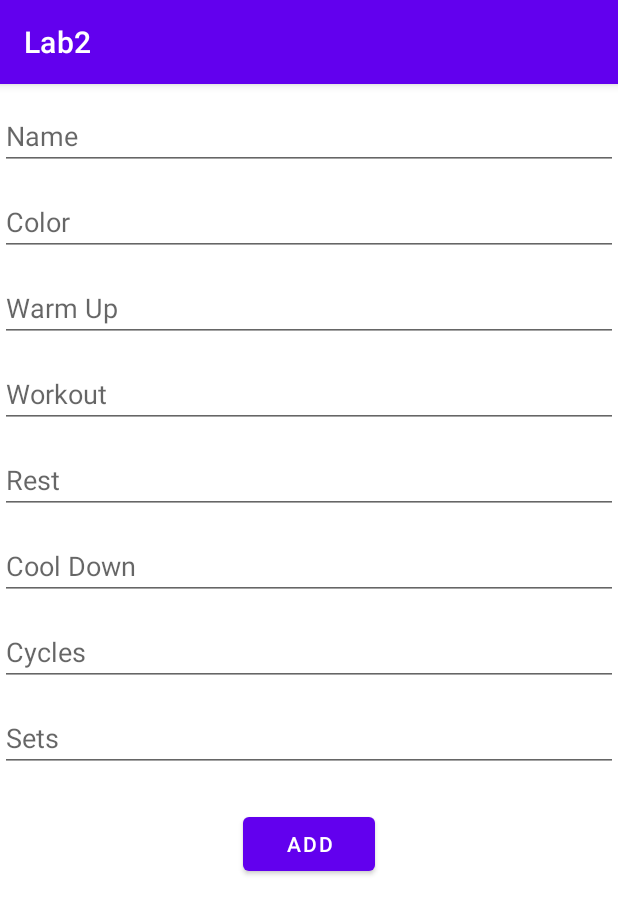
After one commit to vlaad01/software_design, an Android app: the AddFragment screen opened through its navigation route, on a phone screen of 412 x 824 dp. The commit adds this screen. Shown: the top 914 px of the screen. Run offline under Robolectric (Android 15) with nearby library versions, the phone set to English and light mode, and no system bars; our stand-ins replace navigation-ui; 3 statements that could not run were skipped.

Commit message:
Add Add, List fragments

```diff
--- /dev/null
+++ b/Lab2/app/src/main/java/com/example/lab2/AddFragment.kt
@@ -0,0 +1,21 @@
+package com.example.lab2
+
+import android.os.Bundle
+import androidx.fragment.app.Fragment
+import android.view.LayoutInflater
+import android.view.View
+import android.view.ViewGroup
+import com.example.lab2.R
+
+class AddFragment : Fragment() {
+
+    override fun onCreateView(
+        inflater: LayoutInflater, container: ViewGroup?,
+        savedInstanceState: Bundle?
+    ): View? {
+        // Inflate the layout for this fragment
+        val view = inflater.inflate(R.layout.fragment_add, container, false)
+
+        return view
+    }
+}
--- /dev/null
+++ b/Lab2/app/src/main/java/com/example/lab2/ListFragment.kt
@@ -0,0 +1,32 @@
+package com.example.lab2
+
+import android.os.Bundle
+import androidx.fragment.app.Fragment
+import android.view.LayoutInflater
+import android.view.View
+import android.view.ViewGroup
+import androidx.navigation.fragment.findNavController
+import com.example.lab2.R
+import com.example.lab2.databinding.FragmentListBinding
+
+class ListFragment : Fragment() {
+    private var _binding: FragmentListBinding? = null
+    private val binding get() = _binding!!
+
+    override fun onCreateView(
+        inflater: LayoutInflater, container: ViewGroup?,
+        savedInstanceState: Bundle?
+    ): View {
+        // Inflate the layout for this fragment
+        _binding = FragmentListBinding.inflate(inflater, container, false)
+        _binding!!.floatingActionButton.setOnClickListener{
+            findNavController().navigate(R.id.action_listFragment_to_addFragment)
+        }
+        return _binding!!.root
+    }
+
+    override fun onDestroy() {
+        super.onDestroy()
+        _binding = null
+    }
+}
--- a/Lab2/app/src/main/java/com/example/lab2/MainActivity.kt
+++ b/Lab2/app/src/main/java/com/example/lab2/MainActivity.kt
@@ -1,9 +1,13 @@
 package com.example.lab2
 
+import android.os.Binder
 import androidx.appcompat.app.AppCompatActivity
 import android.os.Bundle
+import androidx.navigation.findNavController
+import androidx.navigation.ui.setupActionBarWithNavController
 
 class MainActivity : AppCompatActivity() {
+
     override fun onCreate(savedInstanceState: Bundle?) {
         super.onCreate(savedInstanceState)
         setContentView(R.layout.activity_main)
--- a/Lab2/app/src/main/res/layout/activity_main.xml
+++ b/Lab2/app/src/main/res/layout/activity_main.xml
@@ -6,13 +6,16 @@
     android:layout_height="match_parent"
     tools:context=".MainActivity">
 
-    <TextView
-        android:layout_width="wrap_content"
-        android:layout_height="wrap_content"
-        android:text="Hello World!"
+    <androidx.fragment.app.FragmentContainerView
+        android:id="@+id/fragment"
+        android:name="androidx.navigation.fragment.NavHostFragment"
+        android:layout_width="match_parent"
+        android:layout_height="match_parent"
+        app:defaultNavHost="true"
         app:layout_constraintBottom_toBottomOf="parent"
-        app:layout_constraintLeft_toLeftOf="parent"
-        app:layout_constraintRight_toRightOf="parent"
-        app:layout_constraintTop_toTopOf="parent" />
-
+        app:layout_constraintEnd_toEndOf="parent"
+        app:layout_constraintHorizontal_bias="0.5"
+        app:layout_constraintStart_toStartOf="parent"
+        app:layout_constraintTop_toTopOf="parent"
+        app:navGraph="@navigation/my_nav" />
 </androidx.constraintlayout.widget.ConstraintLayout>
--- /dev/null
+++ b/Lab2/app/src/main/res/layout/fragment_add.xml
@@ -0,0 +1,117 @@
+<?xml version="1.0" encoding="utf-8"?>
+<androidx.constraintlayout.widget.ConstraintLayout xmlns:android="http://schemas.android.com/apk/res/android"
+    xmlns:app="http://schemas.android.com/apk/res-auto"
+    xmlns:tools="http://schemas.android.com/tools"
+    android:layout_width="match_parent"
+    android:layout_height="match_parent"
+    tools:context=".AddFragment">
+
+    <EditText
+        android:id="@+id/editName"
+        android:layout_width="0dp"
+        android:layout_height="wrap_content"
+        android:layout_marginTop="12dp"
+        android:ems="10"
+        android:hint="Name"
+        android:inputType="textPersonName"
+        app:layout_constraintEnd_toEndOf="parent"
+        app:layout_constraintHorizontal_bias="0.497"
+        app:layout_constraintStart_toStartOf="parent"
+        app:layout_constraintTop_toTopOf="parent" />
+
+    <EditText
+        android:id="@+id/editColor"
+        android:layout_width="0dp"
+        android:layout_height="wrap_content"
+        android:layout_marginTop="12dp"
+        android:ems="10"
+        android:hint="Color"
+        android:inputType="textPersonName"
+        app:layout_constraintEnd_toEndOf="parent"
+        app:layout_constraintStart_toStartOf="parent"
+        app:layout_constraintTop_toBottomOf="@+id/editName" />
+
+    <EditText
+        android:id="@+id/editWarmUp"
+        android:layout_width="0dp"
+        android:layout_height="wrap_content"
+        android:layout_marginTop="12dp"
+        android:ems="10"
+        android:hint="Warm Up"
+        android:inputType="number"
+        app:layout_constraintEnd_toEndOf="parent"
+        app:layout_constraintHorizontal_bias="0.0"
+        app:layout_constraintStart_toStartOf="parent"
+        app:layout_constraintTop_toBottomOf="@+id/editColor" />
+
+    <EditText
+        android:id="@+id/editWorkout"
+        android:layout_width="0dp"
+        android:layout_height="wrap_content"
+        android:layout_marginTop="12dp"
+        android:ems="10"
+        android:hint="Workout"
+        android:inputType="number"
+        app:layout_constraintEnd_toEndOf="parent"
+        app:layout_constraintHorizontal_bias="0.502"
+        app:layout_constraintStart_toStartOf="parent"
+        app:layout_constraintTop_toBottomOf="@+id/editWarmUp" />
+
+    <EditText
+        android:id="@+id/editRest"
+        android:layout_width="0dp"
+        android:layout_height="wrap_content"
+        android:layout_marginTop="12dp"
+        android:ems="10"
+        android:hint="Rest"
+        android:inputType="number"
+        app:layout_constraintEnd_toEndOf="parent"
+        app:layout_constraintStart_toStartOf="parent"
+        app:layout_constraintTop_toBottomOf="@+id/editWorkout" />
+
+    <EditText
+        android:id="@+id/editCoolDown"
+        android:layout_width="0dp"
+        android:layout_height="wrap_content"
+        android:layout_marginTop="12dp"
+        android:ems="10"
+        android:hint="Cool Down"
+        android:inputType="number"
+        app:layout_constraintEnd_toEndOf="parent"
+        app:layout_constraintStart_toStartOf="parent"
+        app:layout_constraintTop_toBottomOf="@+id/editRest" />
+
+    <EditText
+        android:id="@+id/editCycles"
+        android:layout_width="0dp"
+        android:layout_height="wrap_content"
+        android:layout_marginTop="12dp"
+        android:ems="10"
+        android:hint="Cycles"
+        android:inputType="number"
+        app:layout_constraintEnd_toEndOf="parent"
+        app:layout_constraintStart_toStartOf="parent"
+        app:layout_constraintTop_toBottomOf="@+id/editCoolDown" />
+
+    <EditText
+        android:id="@+id/editSets"
+        android:layout_width="0dp"
+        android:layout_height="wrap_content"
+        android:layout_marginTop="12dp"
+        android:ems="10"
+        android:hint="Sets"
+        android:inputType="number"
+        app:layout_constraintEnd_toEndOf="parent"
+        app:layout_constraintStart_toStartOf="parent"
+        app:layout_constraintTop_toBottomOf="@+id/editCycles" />
+
+    <Button
+        android:id="@+id/buttonAdd"
+        android:layout_width="wrap_content"
+        android:layout_height="wrap_content"
+        android:layout_marginTop="24dp"
+        android:text="Add"
+        app:layout_constraintEnd_toEndOf="parent"
+        app:layout_constraintStart_toStartOf="parent"
+        app:layout_constraintTop_toBottomOf="@+id/editSets" />
+</androidx.constraintlayout.widget.ConstraintLayout>
--- /dev/null
+++ b/Lab2/app/src/main/res/navigation/my_nav.xml
@@ -0,0 +1,26 @@
+<?xml version="1.0" encoding="utf-8"?>
+<navigation xmlns:android="http://schemas.android.com/apk/res/android"
+    xmlns:app="http://schemas.android.com/apk/res-auto"
+    xmlns:tools="http://schemas.android.com/tools"
+    android:id="@+id/my_nav"
+    app:startDestination="@id/listFragment">
+
+    <fragment
+        android:id="@+id/listFragment"
+        android:name="com.example.lab2.ListFragment"
+        android:label="fragment_list"
+        tools:layout="@layout/fragment_list" >
+        <action
+            android:id="@+id/action_listFragment_to_addFragment"
+            app:destination="@id/addFragment" />
+    </fragment>
+    <fragment
+        android:id="@+id/addFragment"
+        android:name="com.example.lab2.AddFragment"
+        android:label="fragment_add"
+        tools:layout="@layout/fragment_add" >
+        <action
+            android:id="@+id/action_addFragment_to_listFragment"
+            app:destination="@id/listFragment" />
+    </fragment>
+</navigation>
--- a/Lab2/app/src/main/res/values/strings.xml
+++ b/Lab2/app/src/main/res/values/strings.xml
@@ -1,3 +1,5 @@
 <resources>
     <string name="app_name">Lab2</string>
+    <!-- TODO: Remove or change this placeholder text -->
+    <string name="hello_blank_fragment">Hello blank fragment</string>
 </resources>
```
Also changed, not shown: Lab2/app/build.gradle (+27 -1 lines), Lab2/app/src/main/java/com/example/lab2/data/Sequence.kt (added, +18 -0 lines), Lab2/app/src/main/java/com/example/lab2/data/SequenceDao.kt (added, +18 -0 lines), Lab2/app/src/main/java/com/example/lab2/data/SequenceDatabase.kt (added, +34 -0 lines), Lab2/app/src/main/java/com/example/lab2/data/SequenceRepository.kt (added, +13 -0 lines), Lab2/app/src/main/java/com/example/lab2/data/SequenceViewModel.kt (added, +27 -0 lines), Lab2/app/src/main/res/drawable/ic_add.xml (added, +10 -0 lines), Lab2/app/src/main/res/layout/fragment_list.xml (added, +32 -0 lines).
